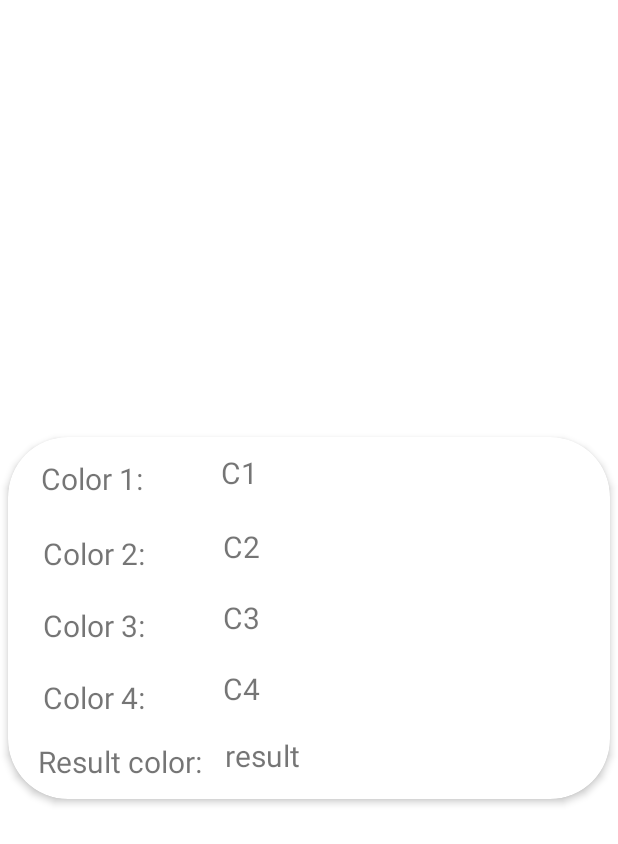
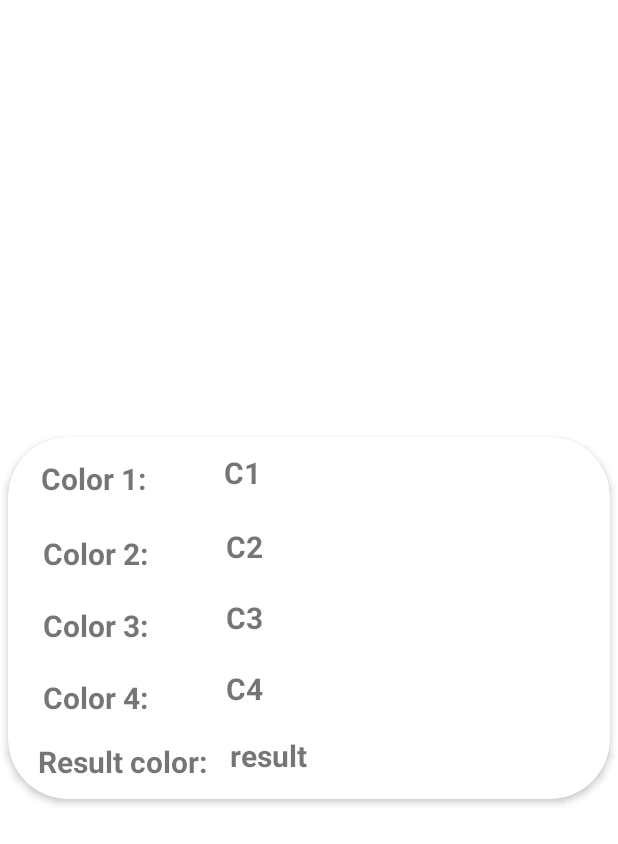
Before and after one commit to Nithish87/Color-Mixer-App, an Android app: the layout colors.xml on its own in the app's theme, with its tools: preview values and no code run, on a phone screen of 412 x 824 dp. Shown: the top 844 px of the screen. Run offline under Robolectric (Android 15) with nearby library versions, the phone set to English and light mode, and no system bars; Roboto replaces fonts that are not available here.

Commit message:
Fixed register

```diff
--- a/app/src/main/java/com/example/colormixerapp/Register.java
+++ b/app/src/main/java/com/example/colormixerapp/Register.java
@@ -45,7 +45,7 @@ public class Register extends AppCompatActivity {
         progressBar=findViewById(R.id.progressBar);
 
         if(fAuth.getCurrentUser() !=null){
-            startActivity(new Intent(getApplicationContext(),MainActivity.class));
+            startActivity(new Intent(getApplicationContext(),Login.class));
             finish();
         }
 
@@ -78,7 +78,7 @@ public class Register extends AppCompatActivity {
                     public void onComplete(@NonNull Task<AuthResult> task) {
                         if (task.isSuccessful()) {
                             Toast.makeText(Register.this,"User Created Successfully",Toast.LENGTH_SHORT).show();
-                            startActivity(new Intent(getApplicationContext(),MainActivity.class));
+                            startActivity(new Intent(getApplicationContext(),Login.class));
                         }
                         else {
                             Toast.makeText(Register.this, "Error!!! " + task.getException().getMessage(), Toast.LENGTH_SHORT).show();
--- a/app/src/main/res/layout/colors.xml
+++ b/app/src/main/res/layout/colors.xml
@@ -22,7 +22,8 @@
             android:layout_marginBottom="3dp"
             android:padding="4dp"
             android:text="Color 1: "
-            android:textSize="20sp" />
+            android:textSize="20sp"
+            android:textStyle="bold" />
 
 
         <TextView
@@ -34,7 +35,8 @@
             android:layout_marginTop="10dp"
             android:layout_toRightOf="@+id/c1"
             android:text="C1"
-            android:textSize="20sp" />
+            android:textSize="20sp"
+            android:textStyle="bold" />
 
         <TextView
             android:id="@+id/c2"
@@ -45,7 +47,8 @@
             android:layout_marginTop="10dp"
             android:padding="5dp"
             android:text="Color 2: "
-            android:textSize="20sp" />
+            android:textSize="20sp"
+            android:textStyle="bold" />
 
         <TextView
             android:id="@+id/color2_text"
@@ -56,7 +59,8 @@
             android:layout_marginTop="22dp"
             android:layout_toRightOf="@+id/c2"
             android:text="C2"
-            android:textSize="20sp" />
+            android:textSize="20sp"
+            android:textStyle="bold" />
 
 
         <TextView
@@ -68,7 +72,8 @@
             android:layout_marginTop="10dp"
             android:padding="5dp"
             android:text="Color 3: "
-            android:textSize="20sp" />
+            android:textSize="20sp"
+            android:textStyle="bold" />
 
         <TextView
             android:id="@+id/color3_text"
@@ -79,7 +84,8 @@
             android:layout_marginTop="20dp"
             android:layout_toRightOf="@+id/c3"
             android:text="C3"
-            android:textSize="20sp" />
+            android:textSize="20sp"
+            android:textStyle="bold" />
 
 
         <TextView
@@ -91,7 +97,8 @@
             android:layout_marginTop="10dp"
             android:padding="5dp"
             android:text="Color 4: "
-            android:textSize="20sp" />
+            android:textSize="20sp"
+            android:textStyle="bold" />
 
         <TextView
             android:id="@+id/color4_text"
@@ -102,7 +109,8 @@
             android:layout_marginTop="20dp"
             android:layout_toRightOf="@+id/c4"
             android:text="C4"
-            android:textSize="20sp" />
+            android:textSize="20sp"
+            android:textStyle="bold" />
 
 
         <TextView
@@ -113,7 +121,8 @@
             android:layout_marginStart="20dp"
             android:layout_marginTop="10dp"
             android:text="Result color: "
-            android:textSize="20sp" />
+            android:textSize="20sp"
+            android:textStyle="bold" />
 
         <TextView
             android:id="@+id/result_text"
@@ -125,7 +134,8 @@
             android:layout_toRightOf="@id/cr"
             android:padding="5dp"
             android:text="result"
-            android:textSize="20sp" />
+            android:textSize="20sp"
+            android:textStyle="bold" />
 
 
     </RelativeLayout>
```
